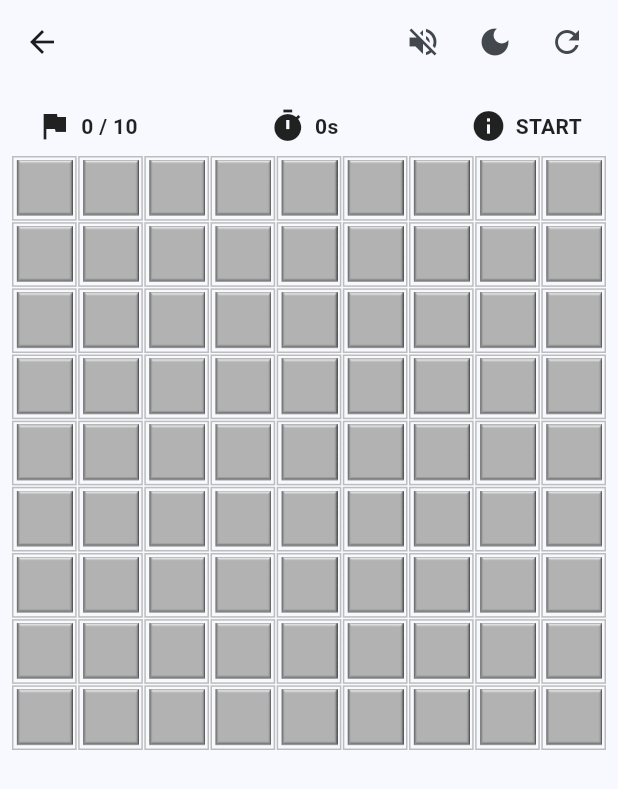
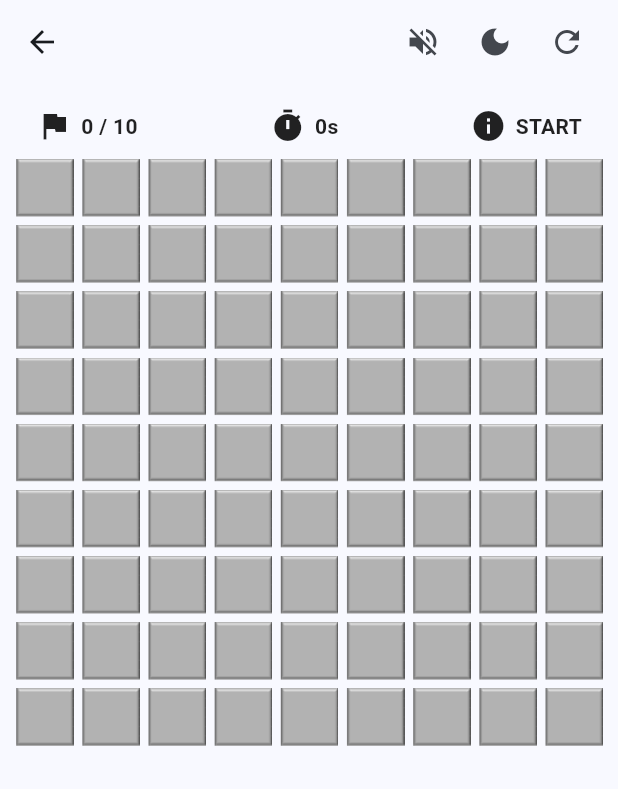
Before and after one commit to Wratheus/MineSweeper-Flutter, a Flutter app: the MinesweeperGameplayScreen screen opened directly, after a tap on the "volume up" icon, on a phone screen of 412 x 824 dp. Shown: the top 789 px of the screen. Run offline on Flutter 3.47's test engine with Material 3 defaults, Android fonts, the phone set to English and light mode, and no system bars; our stand-ins replace audioplayers, confetti, shared_preferences; missing offline and left inert: window_size; accounts and stored records are empty.

Commit message:
bug fixes

```diff
--- a/lib/src/feature/game/widgets/confetti.dart
+++ b/lib/src/feature/game/widgets/confetti.dart
@@ -34,13 +34,16 @@ class _ConfettiState extends State<Confetti> {
   }
 
   @override
-  Widget build(BuildContext context) {
+  void didChangeDependencies() {
     if (widget.game.state == GameState.win &&
         confettiController.state != ConfettiControllerState.playing) {
       confettiController.play();
     }
+    super.didChangeDependencies();
+  }
 
-    return Stack(
+  @override
+  Widget build(BuildContext context) => Stack(
       children: [
         widget.child,
         Align(
@@ -61,5 +64,4 @@ class _ConfettiState extends State<Confetti> {
         ),
       ],
     );
-  }
 }
--- a/lib/src/feature/game/widgets/screen.dart
+++ b/lib/src/feature/game/widgets/screen.dart
@@ -85,11 +85,8 @@ class MinesweeperGameplayScreen extends StatelessWidget {
                       color: context.read<AppProvider>().isDark
                           ? Colors.white30
                           : Colors.transparent,
-                      child: InteractiveViewer(
-                        minScale: 0.5,
                       child: GridView.builder(
-                          gridDelegate:
-                              SliverGridDelegateWithFixedCrossAxisCount(
+                        gridDelegate: SliverGridDelegateWithFixedCrossAxisCount(
                           crossAxisCount: cols,
                           mainAxisSpacing: 1,
                           crossAxisSpacing: 1,
@@ -102,31 +99,20 @@ class MinesweeperGameplayScreen extends StatelessWidget {
                           final Cell cell = game.getCell(coord);
 
                           return GestureDetector(
-                              onTap: () =>
-                                  controller.onLeftClick(context, coord),
+                            onTap: () => controller.onLeftClick(context, coord),
                             onLongPress: () =>
                                 controller.onRightClick(context, coord),
                             onSecondaryTap: () =>
                                 controller.onRightClick(context, coord),
-                              child: AnimatedContainer(
-                                duration: const Duration(milliseconds: 150),
-                                decoration: BoxDecoration(
-                                  color: _getCellBackgroundColor(context, cell),
-                                  border: Border.all(
-                                    color: Colors.grey.shade400,
-                                  ),
-                                ),
                             child: Padding(
-                                  padding: const EdgeInsets.all(1.5),
+                              padding: const EdgeInsets.all(2),
                               child: Image.asset(
                                 cell.imagePath,
                                 fit: BoxFit.contain,
                               ),
                             ),
-                              ),
                           );
                         },
-                        ),
                       ),
                     ),
                   ),
@@ -146,10 +132,4 @@ class MinesweeperGameplayScreen extends StatelessWidget {
         GameState.playing => Colors.orange,
         GameState.start => IconTheme.of(context).color!,
       };
-
-  Color? _getCellBackgroundColor(BuildContext context, Cell cell) =>
-      switch (cell) {
-        Cell.exploded => Colors.red.shade300,
-        _ => null,
-      };
 }
```
Lines whose indentation alone changed are shown as unchanged.
